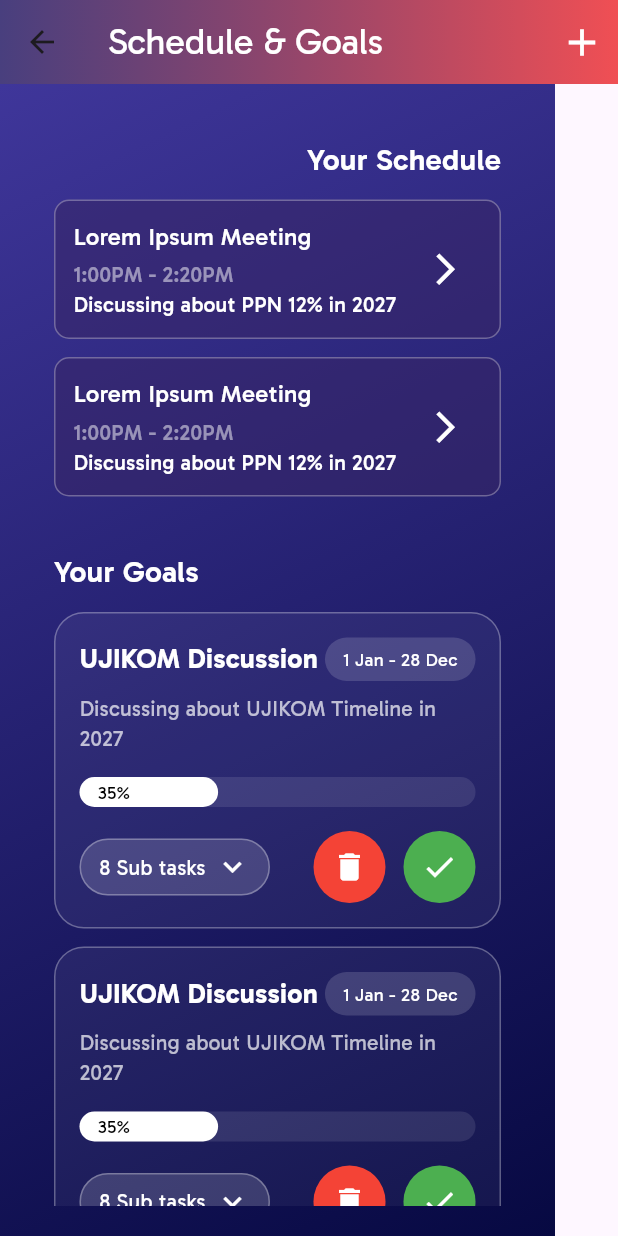
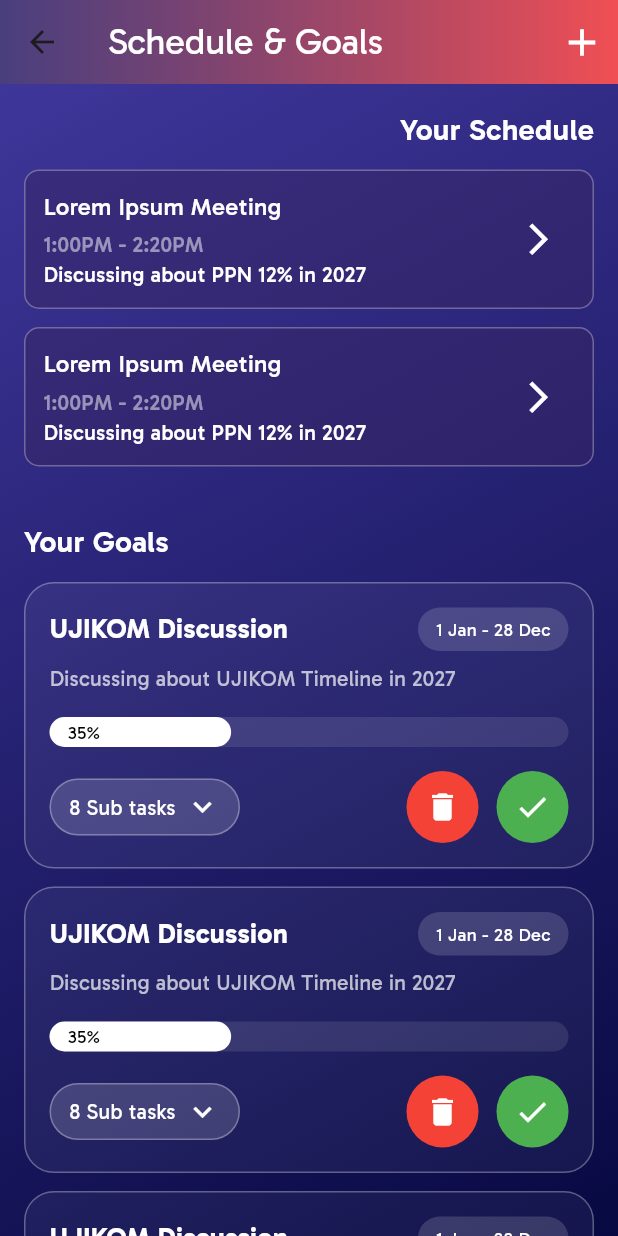
Before and after one commit to queenshafa/goalify-app, a Flutter app: the ScheduleGoalsScreen screen opened by its route, on a phone screen of 412 x 824 dp. Run offline on Flutter 3.47's test engine with Material 3 defaults, Android fonts, the phone set to English and light mode, and no system bars; our stand-ins replace another_carousel_pro, carousel_slider.

Commit message:
fix: schedule & goals screen

```diff
--- a/lib/presentasi/screen/schedule_goals_screen.dart
+++ b/lib/presentasi/screen/schedule_goals_screen.dart
@@ -32,14 +32,12 @@ class ScheduleGoalsScreen extends StatelessWidget {
           IconButton(
             icon: const Icon(Icons.add, size: 30, color: Colors.white),
             onPressed: () {
-              // Aksi saat tombol add ditekan
+              Navigator.pushNamed(context, '/options');
             },
           ),
         ],
       ),
       body: Container(
-        padding: const EdgeInsets.all(20),
-        width: 370,
         alignment: Alignment.center,
         width: double.infinity,
         decoration: const BoxDecoration(
@@ -84,7 +82,7 @@ class ScheduleGoalsScreen extends StatelessWidget {
                 _buildGoalItem(),
                 _buildGoalItem(),
                 _buildGoalItem(),
-                const SizedBox(height: 32),
+                const SizedBox(height: 50),
               ],
             ),
           ),
@@ -141,9 +139,7 @@ class ScheduleGoalsScreen extends StatelessWidget {
           IconButton(
             icon: const Icon(Icons.arrow_forward_ios,
                 color: Colors.white, size: 25),
-            onPressed: () {
-              // Aksi saat tombol detail ditekan
-            },
+            onPressed: () {},
           ),
         ],
       ),
@@ -162,7 +158,6 @@ class ScheduleGoalsScreen extends StatelessWidget {
       child: Column(
         crossAxisAlignment: CrossAxisAlignment.start,
         children: [
-          // Title & Date
           Row(
             mainAxisAlignment: MainAxisAlignment.spaceBetween,
             children: [
@@ -254,8 +249,8 @@ class ScheduleGoalsScreen extends StatelessWidget {
                   borderRadius: BorderRadius.circular(20),
                   border: Border.all(color: Colors.white30),
                 ),
-                child: Row(
-                  children: const [
+                child: const Row(
+                  children: [
                     Text(
                       "8 Sub tasks",
                       style: TextStyle(
```
